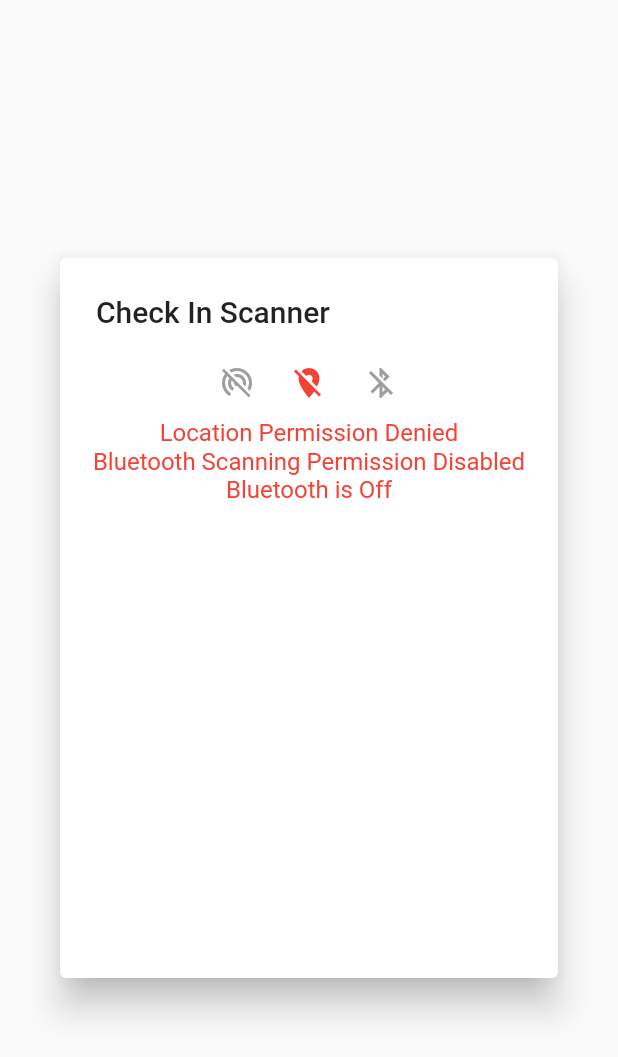
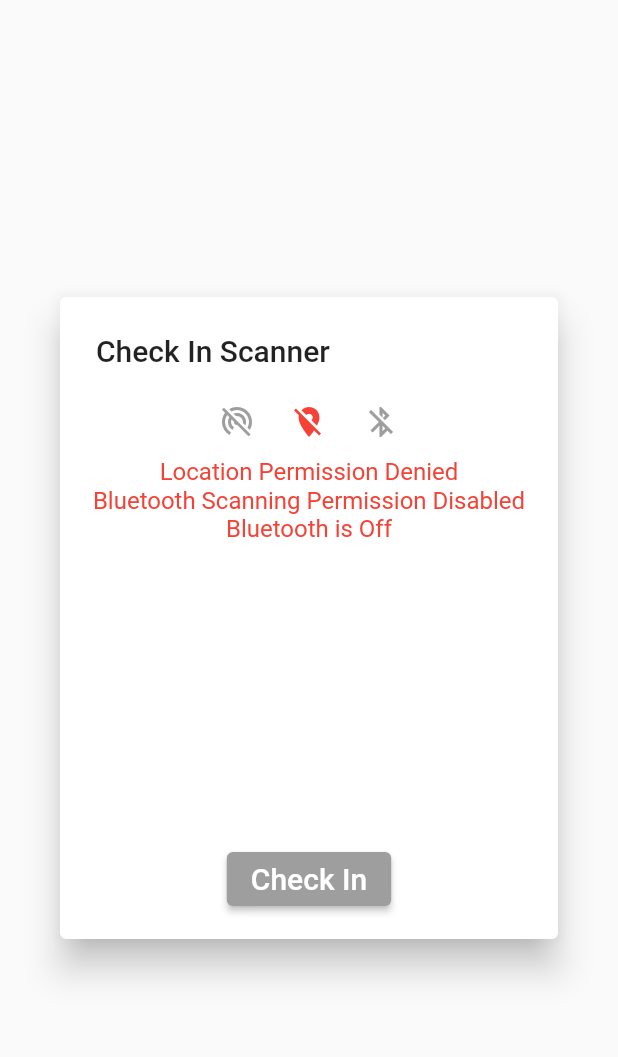
Before and after one commit to CreativeSolutionsGroup/smart_events_app_flutter, a Flutter app: the BeaconScanner widget shown alone on an empty page, opened directly, on a phone screen of 412 x 824 dp. Shown: the top 1057 px of the screen. Run offline on Flutter 3.47's test engine with Material 2 defaults, Android fonts, the phone set to English and light mode, and no system bars; our stand-ins replace firebase_auth, firebase_core, get, google_sign_in, shared_preferences; missing offline and left inert: flutter_beacon; accounts and stored records are empty; network calls fail.

Commit message:
Update Scanner

```diff
--- a/lib/utils/app_constants.dart
+++ b/lib/utils/app_constants.dart
@@ -3,7 +3,7 @@ import 'package:flutter/painting.dart';
 
 class AppConstants {
 
-  static var API_URL = "https://api.cusmartevents.com/api"; //`http://${IP_ADDRESS}:3001/api`
+  static var API_URL = "http://10.12.26.200:3001/api"; //"https://api.cusmartevents.com/api"; //`http://${IP_ADDRESS}:3001/api`
 
   static const Color COLOR_CEDARVILLE_BLUE = Color.fromARGB(255, 0, 57, 99);
   static const Color COLOR_CEDARVILLE_YELLOW = Color.fromARGB(255, 253, 185, 19);
--- a/lib/widgets/beacon_scanner.dart
+++ b/lib/widgets/beacon_scanner.dart
@@ -3,17 +3,16 @@ import 'dart:async';
 import 'dart:io';
 import 'package:flutter/services.dart';
 
-import 'package:firebase_auth/firebase_auth.dart';
 import 'package:flutter/material.dart';
-import 'package:flutter/services.dart';
 import 'package:flutter_beacon/flutter_beacon.dart';
 import 'package:get/get.dart';
-import 'package:smart_events_app_flutter/screens/main_screen.dart';
+import 'package:smart_events_app_flutter/utils/app_constants.dart';
 
 import '../controller/requirement_state_controller.dart';
-import '../utils/authentication.dart';
 
 class BeaconScanner extends StatefulWidget {
+  const BeaconScanner({Key? key}) : super(key: key);
+
   @override
   _BeaconScannerState createState() => _BeaconScannerState();
 }
@@ -84,7 +83,7 @@ class _BeaconScannerState extends State<BeaconScanner> with WidgetsBindingObserv
     }
   }
 
-  @override
+  /*@override
   void didChangeAppLifecycleState(AppLifecycleState state) async {
     print('AppLifecycleState = $state');
     if (state == AppLifecycleState.resumed) {
@@ -97,7 +96,7 @@ class _BeaconScannerState extends State<BeaconScanner> with WidgetsBindingObserv
     } else if (state == AppLifecycleState.paused) {
       _streamBluetooth?.pause();
     }
-  }
+  }*/
 
   initScanBeacon() async {
     print("Init Scan");
@@ -121,6 +120,22 @@ class _BeaconScannerState extends State<BeaconScanner> with WidgetsBindingObserv
       Region(
         identifier: 'Alec Pixel 3XL',
         proximityUUID: 'ec266c73-95ce-4dbd-a46b-512a7da721d5',
+      ),
+      Region(
+        identifier: 'SmartEvents#1',
+        proximityUUID: '56ad5235-0a79-4931-b1dd-5d16c5334c20',
+      ),
+      Region(
+        identifier: 'SmartEvents#2',
+        proximityUUID: 'aa9e6759-47b8-4bd1-8bf2-76b289d46760',
+      ),
+      Region(
+        identifier: 'SmartEvents#3',
+        proximityUUID: '8940b363-00c4-433e-818b-cca6f0949645',
+      ),
+      Region(
+        identifier: 'SmartEvents#4',
+        proximityUUID: '83c51e77-8859-4cc6-a959-b237cd213264',
       ),
     ];
 
@@ -173,15 +188,16 @@ class _BeaconScannerState extends State<BeaconScanner> with WidgetsBindingObserv
   @override
   void dispose() {
     print("Dispose");
+    _streamRanging?.cancel();
     _streamBluetooth?.cancel();
-    _streamRanging?.cancel();
+    controller.pauseScanning();
     super.dispose();
   }
 
   @override
   Widget build(BuildContext context) {
     return SimpleDialog(
-      title: Text("Check In Scanner"),
+      title: const Text("Check In Scanner"),
       children:[
         Column(
             mainAxisSize: MainAxisSize.max,
@@ -190,27 +206,29 @@ class _BeaconScannerState extends State<BeaconScanner> with WidgetsBindingObserv
                 mainAxisAlignment: MainAxisAlignment.center,
                 children: [
                   Obx(() {
-                    if (!controller.locationServiceEnabled)
+                    if (!controller.locationServiceEnabled) {
                       return IconButton(
                         tooltip: 'Not Determined',
-                        icon: Icon(Icons.portable_wifi_off),
+                        icon: const Icon(Icons.portable_wifi_off),
                         color: Colors.grey,
                         onPressed: () {},
                       );
+                    }
 
-                    if (!controller.authorizationStatusOk)
+                    if (!controller.authorizationStatusOk) {
                       return IconButton(
                         tooltip: 'Not Authorized',
-                        icon: Icon(Icons.portable_wifi_off),
+                        icon: const Icon(Icons.portable_wifi_off),
                         color: Colors.red,
                         onPressed: () async {
                           await flutterBeacon.requestAuthorization;
                         },
                       );
+                    }
 
                     return IconButton(
                       tooltip: 'Authorized',
-                      icon: Icon(Icons.wifi_tethering),
+                      icon: const Icon(Icons.wifi_tethering),
                       color: Colors.green,
                       onPressed: () async {
                         await flutterBeacon.requestAuthorization;
@@ -240,7 +258,7 @@ class _BeaconScannerState extends State<BeaconScanner> with WidgetsBindingObserv
                     if (state == BluetoothState.stateOn) {
                       return IconButton(
                         tooltip: 'Bluetooth ON',
-                        icon: Icon(Icons.bluetooth_connected),
+                        icon: const Icon(Icons.bluetooth_connected),
                         onPressed: () {},
                         color: Colors.green,
                       );
@@ -249,14 +267,14 @@ class _BeaconScannerState extends State<BeaconScanner> with WidgetsBindingObserv
                     if (state == BluetoothState.stateOff) {
                       return IconButton(
                         tooltip: 'Bluetooth OFF',
-                        icon: Icon(Icons.bluetooth),
+                        icon: const Icon(Icons.bluetooth),
                         onPressed: handleOpenBluetooth,
                         color: Colors.red,
                       );
                     }
 
                     return IconButton(
-                      icon: Icon(Icons.bluetooth_disabled),
+                      icon: const Icon(Icons.bluetooth_disabled),
                       tooltip: 'Bluetooth State Unknown',
                       onPressed: () {},
                       color: Colors.grey,
@@ -266,22 +284,22 @@ class _BeaconScannerState extends State<BeaconScanner> with WidgetsBindingObserv
               ),
               Visibility(
                   visible: !controller.locationServiceEnabled,
-                  child: Text("Location Permission Denied", style: const TextStyle(color: Colors.red))
+                  child: const Text("Location Permission Denied", style: TextStyle(color: Colors.red))
               ),
               Visibility(
                   visible: !controller.authorizationStatusOk,
-                  child: Text("Bluetooth Scanning Permission Disabled", style: const TextStyle(color: Colors.red))
+                  child: const Text("Bluetooth Scanning Permission Disabled", style: TextStyle(color: Colors.red))
               ),
               Visibility(
                   visible: !controller.bluetoothEnabled,
-                  child: Text("Bluetooth is Off", style: const TextStyle(color: Colors.red))
+                  child: const Text("Bluetooth is Off", style: TextStyle(color: Colors.red))
               ),
               Visibility(
                   visible: controller.bluetoothEnabled &&
                       controller.authorizationStatusOk &&
                       controller.locationServiceEnabled,
-                  child: Padding(
-                    padding: const EdgeInsets.only(top: 10.0, left: 16.0, right: 16.0),
+                  child: const Padding(
+                    padding: EdgeInsets.only(top: 10.0, left: 16.0, right: 16.0),
                     child: LinearProgressIndicator(
                       semanticsLabel: 'Linear progress indicator',
                     )
@@ -290,28 +308,39 @@ class _BeaconScannerState extends State<BeaconScanner> with WidgetsBindingObserv
               Row(
                 mainAxisAlignment: MainAxisAlignment.center,
                 children: [
+                  //BeaconScannerTest()
                   SizedBox(
-                      height: 300,
+                      height: 200,
                       width: 300,
                       child: Visibility(
-                        visible: !_beacons.isEmpty,
-
+                        visible: _beacons.isNotEmpty,
                         child: ListView.builder(
-                          // Let the ListView know how many items it needs to build.
                           itemCount: _beacons.length,
-                          // Provide a builder function. This is where the magic happens.
-                          // Convert each item into a widget based on the type of item it is.
                           itemBuilder: (context, index) {
                             final Beacon item = _beacons[index];
 
                             return ListTile(
-                              title: Text('${item.proximityUUID}'),
+                              title: Text(item.proximityUUID),
                               subtitle: Text('${item.accuracy}m'),
                             );
                           },
                         ),
                       ),
                     )
+                ],
+              ),
+              Row(
+                mainAxisAlignment: MainAxisAlignment.center,
+                children: [
+                  ElevatedButton(
+                    child: const Text('Check In', style: TextStyle(fontSize: 20.0),),
+                    style: ButtonStyle(backgroundColor: MaterialStateProperty.all(_beacons.isEmpty ? Colors.grey : AppConstants.COLOR_CEDARVILLE_YELLOW)),
+                    onPressed: () {
+                      if(_beacons.isNotEmpty){
+
+                      }
+                    },
+                  ),
                 ],
               )
             ]
@@ -329,14 +358,14 @@ class _BeaconScannerState extends State<BeaconScanner> with WidgetsBindingObserv
         context: context,
         builder: (context) {
           return AlertDialog(
-            title: Text('Location Services Off'),
-            content: Text(
+            title: const Text('Location Services Off'),
+            content: const Text(
               'Please enable Location Services on Settings > Privacy > Location Services.',
             ),
             actions: [
               TextButton(
                 onPressed: () => Navigator.pop(context),
-                child: Text('OK'),
+                child: const Text('OK'),
               ),
             ],
           );
@@ -357,12 +386,12 @@ class _BeaconScannerState extends State<BeaconScanner> with WidgetsBindingObserv
         context: context,
         builder: (context) {
           return AlertDialog(
-            title: Text('Bluetooth is Off'),
-            content: Text('Please enable Bluetooth on Settings > Bluetooth.'),
+            title: const Text('Bluetooth is Off'),
+            content: const Text('Please enable Bluetooth on Settings > Bluetooth.'),
             actions: [
               TextButton(
                 onPressed: () => Navigator.pop(context),
-                child: Text('OK'),
+                child: const Text('OK'),
               ),
             ],
           );
```
Also changed, not shown: lib/screens/main_screen.dart (+0 -9 lines), lib/tabs/home.dart (+13 -1 lines), lib/widgets/beacon_scanner_test.dart (added, +217 -0 lines), 1 other file.
